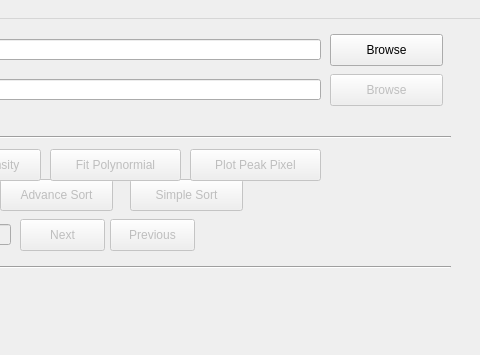
First picture: the form in mainWindow.ui, repository gihankaushyal/PixelAnomalyDetectorTool, before the edit; both pictures show x 320 to 800 and y 0 to 355 of the 800 by 706 pixel window.
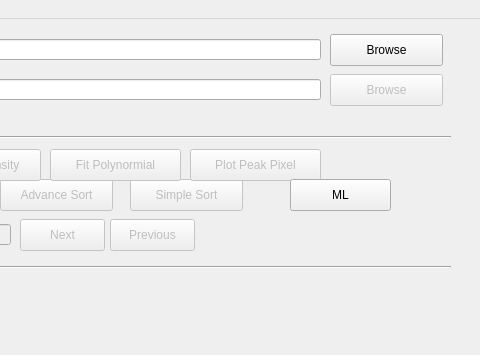
Second picture: the form after the edit.

Commit message: change GUI to add a button for call ML algorithms

The edit to the form file:
```diff
--- a/mainWindow.ui
+++ b/mainWindow.ui
@@ -305,6 +305,22 @@
      <string>View File</string>
     </property>
    </widget>
+   <widget class="QPushButton" name="MLButton">
+    <property name="enabled">
+     <bool>true</bool>
+    </property>
+    <property name="geometry">
+     <rect>
+      <x>610</x>
+      <y>160</y>
+      <width>101</width>
+      <height>32</height>
+     </rect>
+    </property>
+    <property name="text">
+     <string>ML</string>
+    </property>
+   </widget>
   </widget>
   <widget class="QMenuBar" name="menubar">
    <property name="geometry">
```
